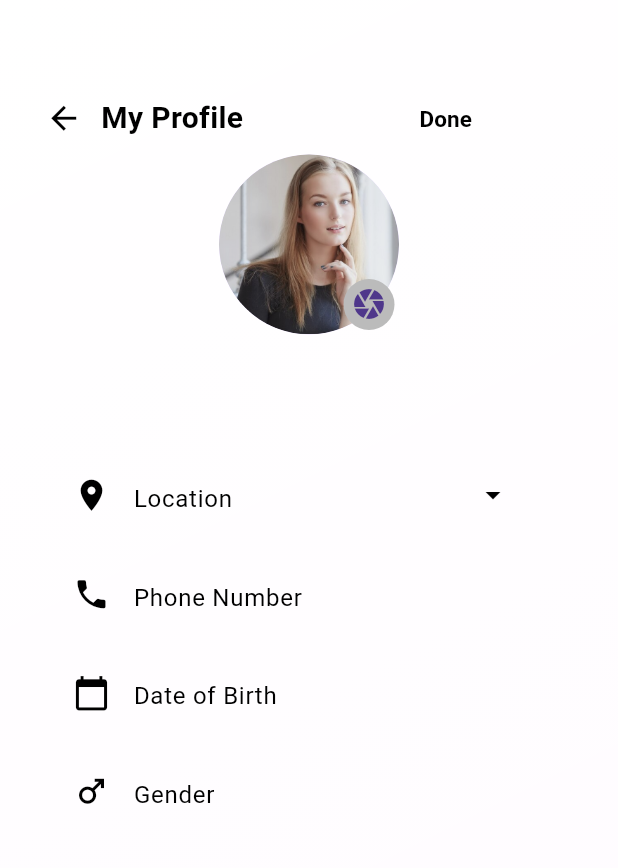
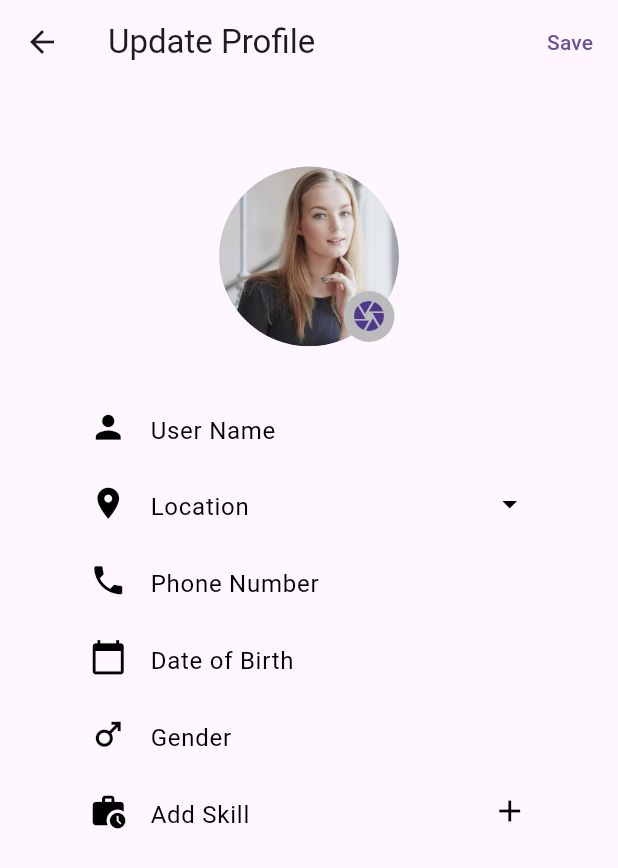
Before and after one commit to ShaheenDevs/Car-Meta-Fyp-2k20, a Flutter app: the MyprofileView screen opened by its route, on a phone screen of 412 x 824 dp. Shown: the top 868 px of the screen. Run offline on Flutter 3.47's test engine with Material 3 defaults, Android fonts, the phone set to English and light mode, and no system bars; our stand-ins replace cloud_firestore, curved_labeled_navigation_bar, file_picker, firebase_auth, firebase_core, firebase_storage and 8 more; accounts and stored records are empty.

Commit message:
update profile

```diff
--- a/lib/models/auth.dart
+++ b/lib/models/auth.dart
@@ -9,9 +9,9 @@ class AuthModel {
   String? profile;
   String? password;
   String? cardNumber;
-  List? clas;
+  List? skills;
   String? address;
-  DateTime? dob;
+  String? dob;
   int? balance;
   DateTime? joinDate;
 
@@ -26,7 +26,7 @@ class AuthModel {
     this.profile,
     this.password,
     this.cardNumber,
-    this.clas,
+    this.skills,
     this.dob,
     this.address,
     this.balance,
@@ -44,8 +44,8 @@ class AuthModel {
     profile = json['profile'];
     password = json['password'];
     cardNumber = json['cardNumber'];
-    clas = json['clas'].runtimeType == String ? [json['clas']] : json['clas'];
-    joinDate = json['dob'] != null ? DateTime.parse(json['dob']) : null;
+    skills = json['skills'] ?? [];
+    dob = json['dob'].toString();
     address = json['address'];
     balance = json['balance'];
     // Parse 'joinDate' string into DateTime
@@ -65,7 +65,7 @@ class AuthModel {
     data['profile'] = profile;
     data['password'] = password;
     data['cardNumber'] = cardNumber;
-    data['clas'] = clas;
+    data['skills'] = skills;
     data['dob'] = joinDate?.toIso8601String();
     data['address'] = address;
     data['balance'] = balance;
--- a/lib/ui/views/myprofile/myprofile_view.dart
+++ b/lib/ui/views/myprofile/myprofile_view.dart
@@ -4,10 +4,9 @@ import 'package:car_meta/ui/common/app_colors.dart';
 import 'package:car_meta/ui/common/app_image.dart';
 import 'package:car_meta/ui/common/reusable_widgets/citysheet.dart';
 import 'package:car_meta/ui/common/reusable_widgets/inputfield.dart';
-import 'package:flutter/cupertino.dart';
+import 'package:car_meta/ui/common/ui_helpers.dart';
 import 'package:flutter/material.dart';
 import 'package:stacked/stacked.dart';
-
 import 'myprofile_viewmodel.dart';
 
 class MyprofileView extends StackedView<MyprofileViewModel> {
@@ -22,60 +21,23 @@ class MyprofileView extends StackedView<MyprofileViewModel> {
     double height = MediaQuery.of(context).size.height;
     double width = MediaQuery.of(context).size.width;
     return Scaffold(
-        resizeToAvoidBottomInset: true,
-        body: Container(
-          height: height,
-          width: width,
-          decoration: const BoxDecoration(
-            gradient: LinearGradient(
-              begin: Alignment.topLeft,
-              end: Alignment.bottomRight,
-              colors: [Colors.white, Colors.white54],
+        appBar: AppBar(
+          title: const Text("Update Profile"),
+          actions: [
+            TextButton(
+                onPressed: () {
+                  viewModel.update();
+                },
+                child: const Text("Save"))
+          ],
         ),
-          ),
-          child: SingleChildScrollView(
+        body: SingleChildScrollView(
           scrollDirection: Axis.vertical,
           child: Padding(
             padding: const EdgeInsets.all(22),
             child:
                 Column(mainAxisAlignment: MainAxisAlignment.start, children: [
               SizedBox(height: height * 0.04),
-                Padding(
-                  padding: const EdgeInsets.only(left: 8.0),
-                  child: Row(
-                    children: [
-                      GestureDetector(
-                          onTap: () {
-                            Navigator.pop(context);
-                          },
-                          child: const Icon(
-                            Icons.arrow_back,
-                            color: Colors.black,
-                            size: 25,
-                          )),
-                      SizedBox(width: width * 0.03),
-                      const Text(
-                        'My Profile',
-                        style: TextStyle(
-                            color: Colors.black,
-                            fontSize: 20,
-                            fontWeight: FontWeight.bold),
-                      ),
-                      SizedBox(width: width * 0.25),
-                      TextButton(
-                          onPressed: () {
-                            Navigator.pop(context);
-                          },
-                          child: const Text(
-                            'Done',
-                            style: TextStyle(
-                                color: Colors.black,
-                                fontSize: 15,
-                                fontWeight: FontWeight.bold),
-                          )),
-                    ],
-                  ),
-                ),
               Stack(
                 children: [
                   viewModel.profile.isEmpty
@@ -101,26 +63,20 @@ class MyprofileView extends StackedView<MyprofileViewModel> {
                   ),
                 ],
               ),
-                Column(
-                  mainAxisAlignment: MainAxisAlignment.start,
-                  children: [
-                    Text(
-                      viewModel.userData?.userName ?? "",
-                      style: const TextStyle(
-                          color: Colors.black,
-                          fontSize: 20,
-                          fontWeight: FontWeight.bold),
-                    ),
-                    SizedBox(height: height * 0.01),
-                  ],
-                ),
-                SizedBox(height: height * 0.05),
+              verticalSpaceMedium,
               Padding(
                 padding: const EdgeInsets.all(8.0),
                 child: Column(
                   children: [
-                      Row(
-                        children: [
+                    customInputField(
+                      width: width,
+                      height: height,
+                      controller: viewModel.userNameController,
+                      prefixIcon: const Icon(Icons.person,
+                          color: Colors.black, size: 25),
+                      hintText: 'User Name',
+                    ),
+                    verticalSpaceSmall,
                     GestureDetector(
                       onTap: () {
                         showModalBottomSheet(
@@ -143,64 +99,93 @@ class MyprofileView extends StackedView<MyprofileViewModel> {
                             color: Colors.black, size: 25),
                         hintText: 'Location',
                         suffixIcon: GestureDetector(
-                                onTap: () {},
-                                child: const Icon(
-                                    Icons.arrow_drop_down_outlined,
+                          onTap: () {
+                            showModalBottomSheet(
+                              context: context,
+                              builder: (BuildContext context) {
+                                return CitySelectionSheet();
+                              },
+                            ).then((selectedCity) {
+                              if (selectedCity != null) {
+                                viewModel.cityController.text = selectedCity;
+                                NotificationListener;
+                              }
+                            });
+                          },
+                          child: const Icon(Icons.arrow_drop_down_outlined,
                               color: Colors.black),
                         ),
                       ),
                     ),
-                        ],
-                      ),
-                      SizedBox(height: height * 0.03),
-                      Row(
-                        children: [
+                    verticalSpaceSmall,
                     customInputField(
                       width: width,
                       height: height,
+                      controller: viewModel.phoneController,
                       prefixIcon: const Icon(Icons.phone,
                           color: Colors.black, size: 25),
                       hintText: 'Phone Number',
                     ),
-                        ],
-                      ),
-                      SizedBox(height: height * 0.03),
-                      Row(
-                        children: [
+                    verticalSpaceSmall,
                     customInputField(
                       width: width,
                       height: height,
+                      controller: viewModel.dobController,
                       prefixIcon: const Icon(Icons.calendar_today,
                           color: Colors.black, size: 25),
                       hintText: 'Date of Birth',
                     ),
-                        ],
-                      ),
-                      SizedBox(height: height * 0.03),
-                      Row(
-                        children: [
+                    verticalSpaceSmall,
                     customInputField(
                       width: width,
                       height: height,
-                            prefixIcon: const Icon(Icons.male,
+                      controller: viewModel.genderController,
+                      prefixIcon:
+                          const Icon(Icons.male, color: Colors.black, size: 25),
+                      hintText: 'Gender',
+                    ),
+                    verticalSpaceSmall,
+                    customInputField(
+                      width: width,
+                      height: height,
+                      controller: viewModel.skillController,
+                      prefixIcon: const Icon(Icons.work_history,
                           color: Colors.black, size: 25),
-                            hintText: 'Gender',
-                            // suffixIcon: GestureDetector(
-                            //   onTap: () {
-                            //     // Code to execute when the suffix icon is tapped
-                            //   },
-                            //   child: Icon(Icons.arrow_drop_down_outlined, size: 35, color: Colors.white),
-                            // ),
+                      hintText: 'Add Skill',
+                      suffixIcon: GestureDetector(
+                        onTap: viewModel.updateSkill,
+                        child: const Icon(Icons.add, color: Colors.black),
                       ),
+                    ),
+                    verticalSpaceSmall,
+                    SizedBox(
+                      height: 30,
+                      child: Row(
+                        children: [
+                          ListView.builder(
+                              shrinkWrap: true,
+                              padding: const EdgeInsets.only(left: 30),
+                              scrollDirection: Axis.horizontal,
+                              itemCount:
+                                  (viewModel.userData?.skills ?? []).length,
+                              itemBuilder: ((context, index) {
+                                return Text(viewModel.userData?.skills![index]);
+                              })),
                         ],
                       ),
+                    )
                   ],
                 ),
               )
             ]),
           ),
-          ),
         ));
+  }
+
+  @override
+  void onViewModelReady(MyprofileViewModel viewModel) {
+    viewModel.onViewModelReady();
+    super.onViewModelReady(viewModel);
   }
 
   @override
--- a/lib/ui/views/myprofile/myprofile_viewmodel.dart
+++ b/lib/ui/views/myprofile/myprofile_viewmodel.dart
@@ -1,16 +1,22 @@
+import 'dart:developer';
+
 import 'package:car_meta/app/app.locator.dart';
 import 'package:car_meta/models/auth.dart';
 import 'package:car_meta/services/auth_service.dart';
 import 'package:car_meta/services/picker_service.dart';
+import 'package:car_meta/ui/views/auth/startup/startup_view.dart';
 import 'package:flutter/material.dart';
 import 'package:stacked/stacked.dart';
+import 'package:stacked_services/stacked_services.dart';
 
 class MyprofileViewModel extends BaseViewModel {
+  final _navigationService = locator<NavigationService>();
   TextEditingController userNameController = TextEditingController();
   TextEditingController cityController = TextEditingController();
   TextEditingController phoneController = TextEditingController();
   TextEditingController dobController = TextEditingController();
   TextEditingController genderController = TextEditingController();
+  TextEditingController skillController = TextEditingController();
   final _authService = locator<AuthService>();
   final _imagePickerService = locator<PickerService>();
 
@@ -19,6 +25,11 @@ class MyprofileViewModel extends BaseViewModel {
 
   onViewModelReady() {
     profile = userData?.profile ?? '';
+    userNameController.text = userData?.userName ?? '';
+    cityController.text = userData?.address ?? '';
+    phoneController.text = userData?.phoneNo ?? '';
+    dobController.text = userData?.dob ?? '';
+    genderController.text = userData?.gender ?? '';
     notifyListeners();
   }
 
@@ -31,13 +42,34 @@ class MyprofileViewModel extends BaseViewModel {
     notifyListeners();
   }
 
+  updateSkill() {
+    String e = skillController.text.trim();
+    skillController.clear();
+    if (userData!.skills!.contains(e)) {
+      userData!.skills!.remove(e);
+      log("$e removed from the array.");
+    } else {
+      userData!.skills!.add(e);
+      log("$e added to the array.");
+    }
+  }
+
   update() async {
     setBusy(true);
+    profile = userData?.profile ?? '';
+    cityController.text = userData?.address ?? '';
+    phoneController.text = userData?.phoneNo ?? '';
+    userData?.dob = dobController.text;
+    userData?.gender = genderController.text;
     String? res = await _authService.updateUserByMap({
       "userName": userNameController.text,
       "gender": genderController.text,
-      "phoneNo": phoneController.text
+      "phoneNo": phoneController.text,
+      "address": cityController.text,
+      "dob": dobController.text,
     });
+    _authService.updateUserData();
+    _navigationService.clearStackAndShowView(const StartupView());
     setBusy(false);
     if (res == "update successfully") {}
   }
```
Lines whose indentation alone changed are shown as unchanged.
